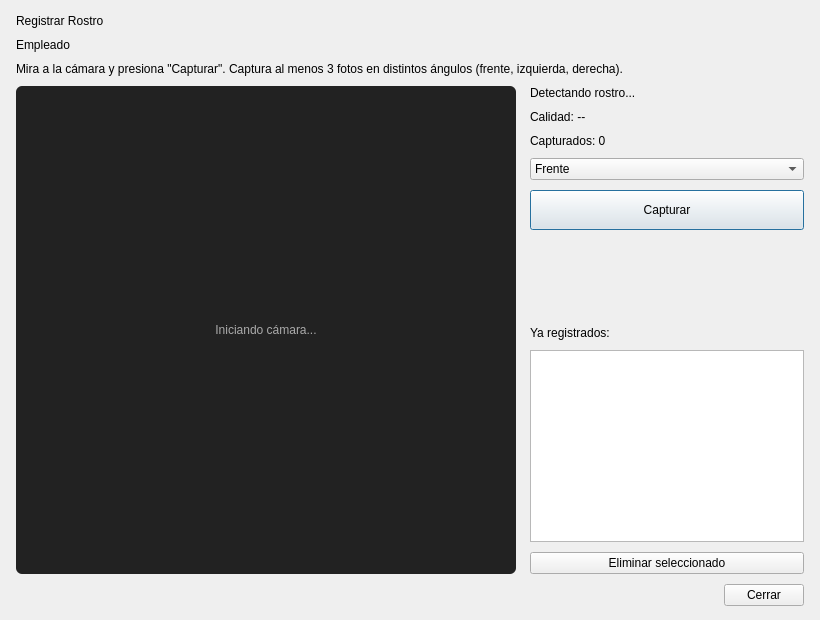
ProTady/giagri, file Vistas/personal/v_capturar_rostro.ui: the form before one commit.
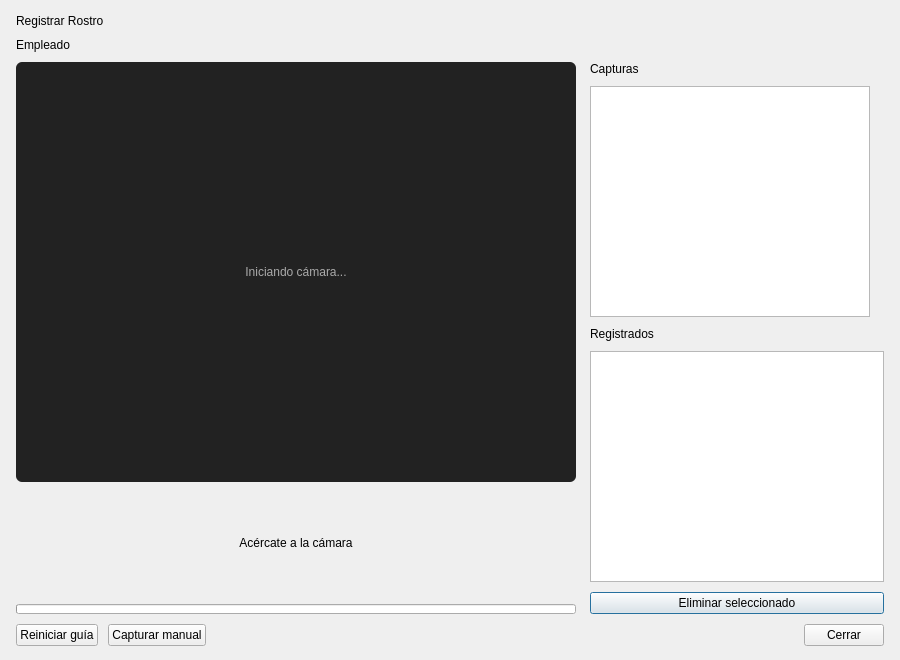
The form after the commit.

Diff of the .ui file:
```diff
--- a/Vistas/personal/v_capturar_rostro.ui
+++ b/Vistas/personal/v_capturar_rostro.ui
@@ -2,7 +2,7 @@
 <ui version="4.0">
  <class>CapturarRostro</class>
  <widget class="QDialog" name="CapturarRostro">
-  <property name="geometry"><rect><x>0</x><y>0</y><width>820</width><height>620</height></rect></property>
+  <property name="geometry"><rect><x>0</x><y>0</y><width>900</width><height>660</height></rect></property>
   <property name="windowTitle"><string>Registrar Rostro</string></property>
   <layout class="QVBoxLayout" name="lytRoot">
    <property name="leftMargin"><number>16</number></property>
@@ -12,44 +12,54 @@
    <property name="spacing"><number>10</number></property>
    <item><widget class="QLabel" name="lblTitulo"><property name="text"><string>Registrar Rostro</string></property></widget></item>
    <item><widget class="QLabel" name="lblEmpleado"><property name="text"><string>Empleado</string></property></widget></item>
-   <item><widget class="QLabel" name="lblInstr"><property name="text"><string>Mira a la cámara y presiona &quot;Capturar&quot;. Captura al menos 3 fotos en distintos ángulos (frente, izquierda, derecha).</string></property><property name="wordWrap"><bool>true</bool></property></widget></item>
+
    <item>
     <layout class="QHBoxLayout" name="lytCuerpo">
      <property name="spacing"><number>14</number></property>
      <item>
-      <widget class="QLabel" name="lblVideo">
-       <property name="minimumSize"><size><width>500</width><height>400</height></size></property>
-       <property name="alignment"><set>Qt::AlignCenter</set></property>
-       <property name="text"><string>Iniciando cámara...</string></property>
-       <property name="styleSheet"><string notr="true">background:#222; color:#aaa; border-radius:6px;</string></property>
-      </widget>
+      <layout class="QVBoxLayout" name="lytIzq">
+       <item>
+        <widget class="QLabel" name="lblVideo">
+         <property name="minimumSize"><size><width>560</width><height>420</height></size></property>
+         <property name="alignment"><set>Qt::AlignCenter</set></property>
+         <property name="text"><string>Iniciando cámara...</string></property>
+         <property name="styleSheet"><string notr="true">background:#222; color:#aaa; border-radius:6px;</string></property>
+        </widget>
+       </item>
+       <item>
+        <widget class="QLabel" name="lblInstr">
+         <property name="text"><string>Acércate a la cámara</string></property>
+         <property name="alignment"><set>Qt::AlignCenter</set></property>
+         <property name="minimumSize"><size><width>0</width><height>40</height></size></property>
+        </widget>
+       </item>
+       <item>
+        <widget class="QProgressBar" name="prgEstable">
+         <property name="value"><number>0</number></property>
+         <property name="textVisible"><bool>false</bool></property>
+         <property name="maximum"><number>100</number></property>
+         <property name="maximumSize"><size><width>16777215</width><height>10</height></size></property>
+        </widget>
+       </item>
+      </layout>
      </item>
      <item>
       <layout class="QVBoxLayout" name="lytLado">
        <property name="spacing"><number>10</number></property>
-       <item><widget class="QLabel" name="lblEstado"><property name="text"><string>Detectando rostro...</string></property></widget></item>
-       <item><widget class="QLabel" name="lblCalidad"><property name="text"><string>Calidad: --</string></property></widget></item>
-       <item><widget class="QLabel" name="lblConteo"><property name="text"><string>Capturados: 0</string></property></widget></item>
-       <item>
-        <widget class="QComboBox" name="cboAngulo">
-         <item><property name="text"><string>Frente</string></property></item>
-         <item><property name="text"><string>Izquierda</string></property></item>
-         <item><property name="text"><string>Derecha</string></property></item>
-         <item><property name="text"><string>Arriba</string></property></item>
-         <item><property name="text"><string>Abajo</string></property></item>
-        </widget>
-       </item>
-       <item><widget class="QPushButton" name="btnCapturar"><property name="text"><string>Capturar</string></property><property name="cursor"><cursorShape>PointingHandCursor</cursorShape></property><property name="minimumSize"><size><width>0</width><height>40</height></size></property></widget></item>
-       <item><spacer name="spLado"><property name="orientation"><enum>Qt::Vertical</enum></property><property name="sizeHint" stdset="0"><size><width>20</width><height>40</height></size></property></spacer></item>
-       <item><widget class="QLabel" name="lblYaReg"><property name="text"><string>Ya registrados:</string></property></widget></item>
-       <item><widget class="QListWidget" name="lstRegistrados"><property name="iconSize"><size><width>64</width><height>64</height></size></property><property name="viewMode"><enum>QListView::IconMode</enum></property><property name="resizeMode"><enum>QListView::Adjust</enum></property><property name="movement"><enum>QListView::Static</enum></property><property name="minimumSize"><size><width>240</width><height>0</height></size></property></widget></item>
+       <item><widget class="QLabel" name="lblPasoTit"><property name="text"><string>Capturas</string></property></widget></item>
+       <item><widget class="QListWidget" name="lstObjetivos"><property name="iconSize"><size><width>32</width><height>32</height></size></property><property name="minimumSize"><size><width>240</width><height>0</height></size></property><property name="maximumSize"><size><width>280</width><height>16777215</height></size></property></widget></item>
+       <item><widget class="QLabel" name="lblYaReg"><property name="text"><string>Registrados</string></property></widget></item>
+       <item><widget class="QListWidget" name="lstRegistrados"><property name="iconSize"><size><width>56</width><height>56</height></size></property><property name="viewMode"><enum>QListView::IconMode</enum></property><property name="resizeMode"><enum>QListView::Adjust</enum></property><property name="movement"><enum>QListView::Static</enum></property></widget></item>
        <item><widget class="QPushButton" name="btnEliminarSel"><property name="text"><string>Eliminar seleccionado</string></property><property name="cursor"><cursorShape>PointingHandCursor</cursorShape></property></widget></item>
       </layout>
      </item>
     </layout>
    </item>
+
    <item>
     <layout class="QHBoxLayout" name="lytBtns">
+     <item><widget class="QPushButton" name="btnReiniciar"><property name="text"><string>Reiniciar guía</string></property><property name="cursor"><cursorShape>PointingHandCursor</cursorShape></property></widget></item>
+     <item><widget class="QPushButton" name="btnCapturarManual"><property name="text"><string>Capturar manual</string></property><property name="cursor"><cursorShape>PointingHandCursor</cursorShape></property></widget></item>
      <item><spacer name="spB"><property name="orientation"><enum>Qt::Horizontal</enum></property><property name="sizeHint" stdset="0"><size><width>40</width><height>20</height></size></property></spacer></item>
      <item><widget class="QPushButton" name="btnCerrar"><property name="text"><string>Cerrar</string></property><property name="cursor"><cursorShape>PointingHandCursor</cursorShape></property></widget></item>
     </layout>
```
